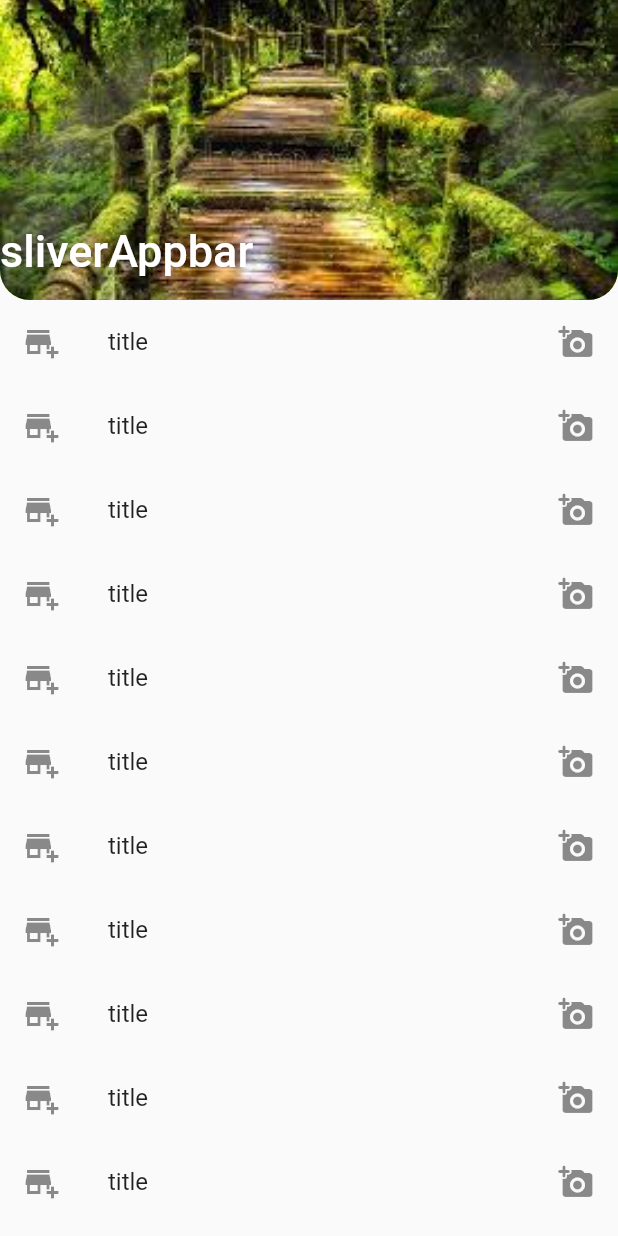
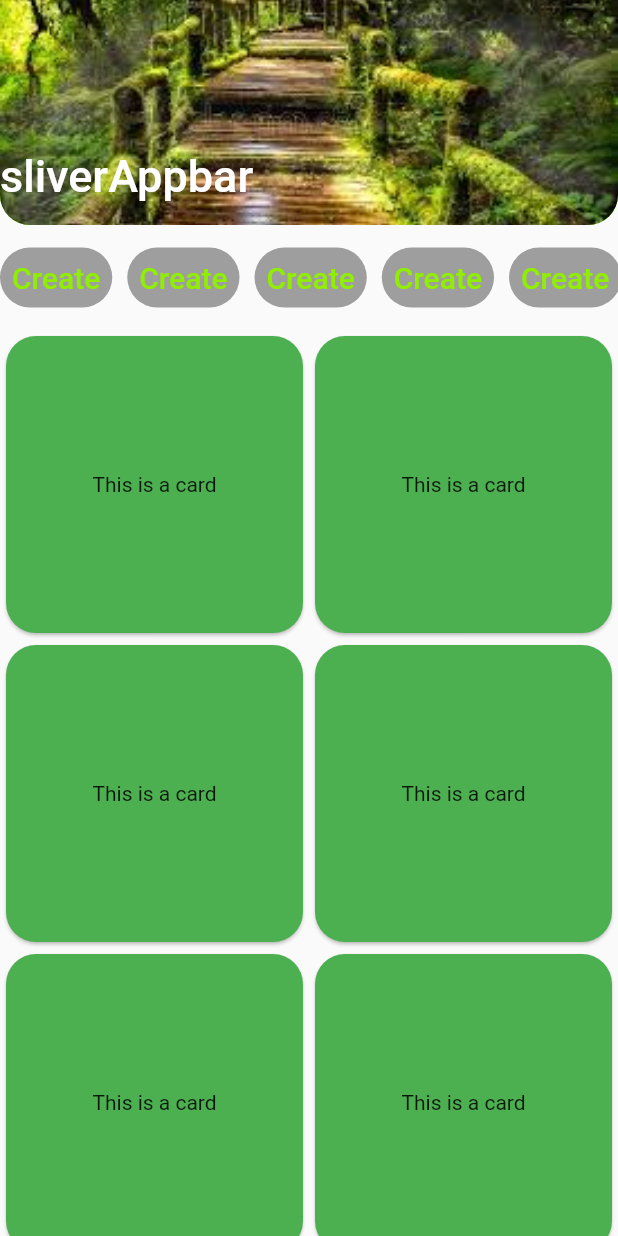
Before and after one commit to njoroge-kelvin/List-UI-App, a Flutter app: the MainApp screen opened by its route, on a phone screen of 412 x 824 dp. Run offline on Flutter 3.47's test engine with Material 2 defaults, Android fonts, the phone set to English and light mode, and no system bars; our stand-ins replace firebase_auth, firebase_core, image_picker, modal_progress_hud_nsn; accounts and stored records are empty; network calls fail.

Commit message:
Changes in the UI on the mainpage

```diff
--- a/lib/MainApp.dart
+++ b/lib/MainApp.dart
@@ -36,7 +36,7 @@ class _MainAppState extends State<MainApp> {
         ),
 
       floating: true,
-      expandedHeight: 200,
+      expandedHeight: 150,
       stretch: true,
       elevation: 3,
       automaticallyImplyLeading: false,
@@ -56,13 +56,53 @@ class _MainAppState extends State<MainApp> {
         physics: BouncingScrollPhysics(),
         slivers: [
           sliverAppBar,
-          SliverList(delegate: SliverChildBuilderDelegate(
-            childCount: 40,
-            (BuildContext context, int index){
-            return ListTile(leading: Icon(Icons.add_business_sharp), title: Text('title'), trailing: Icon(
-              Icons.add_a_photo_rounded
-            ),);
-          }))
+          SliverToBoxAdapter(
+            child: Padding(
+              padding: const EdgeInsets.symmetric(vertical: 10,),
+              child: SizedBox(
+                height: 50,
+                child:
+                ListView.builder(
+                    scrollDirection: Axis.horizontal,
+                    itemCount: 8,
+                    itemBuilder: (_, index){
+                      return Container(
+                        padding: EdgeInsets.symmetric(vertical: 5),
+                        margin: EdgeInsets.only(right: 10),
+                        child: TextButton(
+                          style: TextButton.styleFrom(
+                            shape: RoundedRectangleBorder(
+                              borderRadius: BorderRadius.circular(25)
+                            ),
+                            backgroundColor: Colors.grey,
+                          ),
+                            onPressed: (){}, child: Text('Create',
+                        style: TextStyle(
+                          color: Theme.of(context).primaryColor,
+                            fontSize: 20),)),
+                      );
+                    }),
+              ),
+            ),
+          ),
+              SliverGrid(delegate: SliverChildBuilderDelegate((context, index)=>
+                Stack(
+                  children:
+                  [
+                    Card(
+                    shape: RoundedRectangleBorder(
+                      borderRadius: BorderRadius.circular(20),
+                    ),
+                    color: Colors.green,
+                    child: Center(
+                      child: Text('This is a card'),),
+                  ),]
+                )
+              ),
+                  gridDelegate: SliverGridDelegateWithMaxCrossAxisExtent(
+                    maxCrossAxisExtent: 300,
+                  ))
+
         ],
       ),
     );
```
